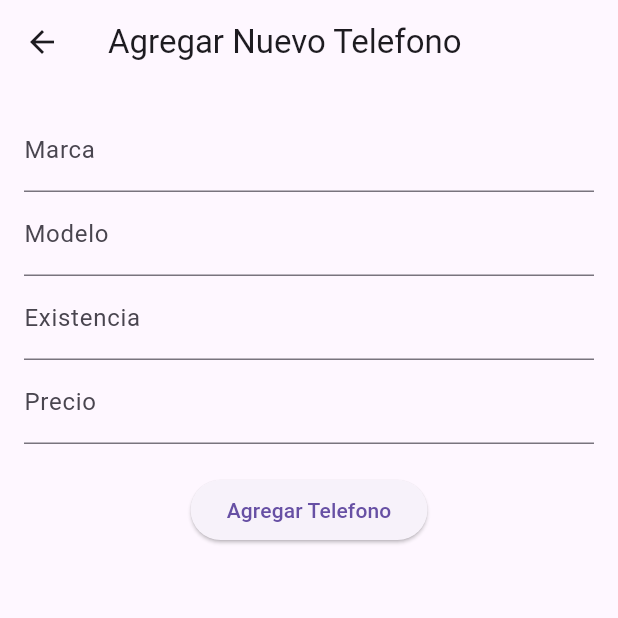
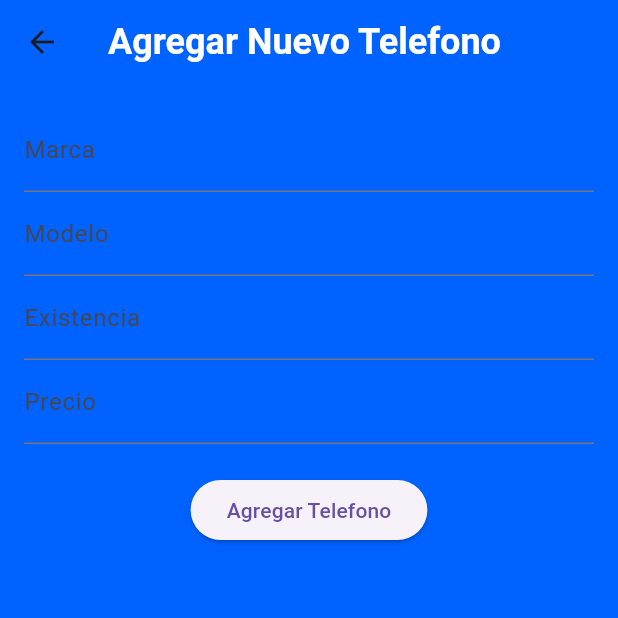
Before and after one commit to alampf/InventarioTelefonos, a Flutter app: the screen it shows after launch, after a tap on the "add" icon, on a phone screen of 412 x 824 dp, the top half of it. Run offline on Flutter 3.47's test engine with Material 3 defaults, Android fonts, the light colour scheme and no system bars; missing offline and left inert: mongo_dart.

Commit message:
Temas de Color

```diff
--- a/lib/main.dart
+++ b/lib/main.dart
@@ -1,6 +1,7 @@
 import 'package:flutter/material.dart';
 import 'package:mongo_aplication/screens/phones_screen.dart';
 import 'package:mongo_aplication/services/mongo_service.dart';
+import 'package:mongo_aplication/widgets/theme.dart';
 
 void main() async {
   WidgetsFlutterBinding.ensureInitialized();
@@ -14,9 +15,10 @@ class MainApp extends StatelessWidget {
 
   @override
   Widget build(BuildContext context) {
-    return const MaterialApp(
+    return MaterialApp(
       debugShowCheckedModeBanner: false,
-      home: PhoneScreen(),
+      theme: tema1(),
+      home: const PhoneScreen(),
     );
   }
 }
--- a/lib/screens/phones_screen.dart
+++ b/lib/screens/phones_screen.dart
@@ -155,7 +155,10 @@ class _PhoneScreenState extends State<PhoneScreen> {
         mainAxisSize: MainAxisSize.min,
         crossAxisAlignment: CrossAxisAlignment.start,
         children: [
-          Text(phone.modelo),
+          Text(
+            phone.modelo,
+            style: Theme.of(context).textTheme.headlineSmall,
+          ),
           Text('Existencias: ${phone.existencia}'),
           Text('Precio: \$${phone.precio}'),
         ],
--- /dev/null
+++ b/lib/widgets/theme.dart
@@ -0,0 +1,37 @@
+import 'package:flutter/material.dart';
+
+ThemeData tema1() {
+  return ThemeData(
+    // Color Base
+    scaffoldBackgroundColor: Color.fromARGB(255, 0, 98, 255),
+    primaryColor: const Color.fromARGB(5, 0, 136, 255),
+    // Color de la Barra de la App
+    appBarTheme: const AppBarTheme(
+      backgroundColor: Color.fromARGB(255, 0, 98, 255),
+      titleTextStyle: TextStyle(
+        color: Colors.white,
+        fontSize: 24.0,
+        fontWeight: FontWeight.bold,
+      ),
+    ),
+    // Color de los Textos
+    textTheme: const TextTheme(
+      headlineSmall: TextStyle(
+        color: Colors.yellowAccent,
+        fontWeight: FontWeight.bold,
+        fontSize: 16.0,
+      ),
+      // Texto informativo
+      bodyMedium: TextStyle(
+        color: Color.fromARGB(255, 164, 214, 219),
+        fontWeight: FontWeight.bold,
+        fontSize: 16.0,
+      ),
+      bodySmall: TextStyle(
+        color: Color.fromARGB(100, 0, 50, 255),
+        fontWeight: FontWeight.bold,
+        fontSize: 14.0,
+      ),
+    )
+  );
+}
```
